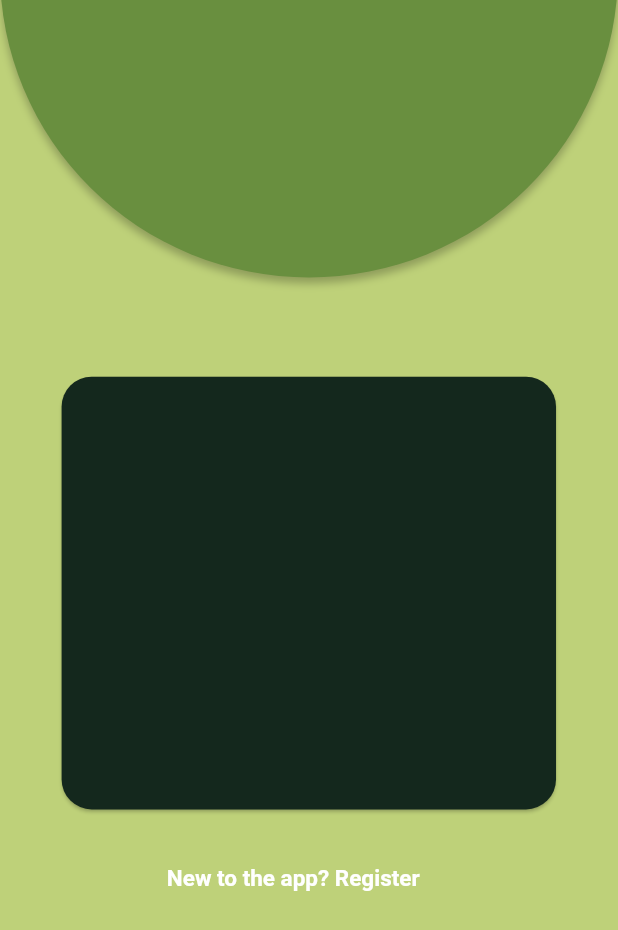
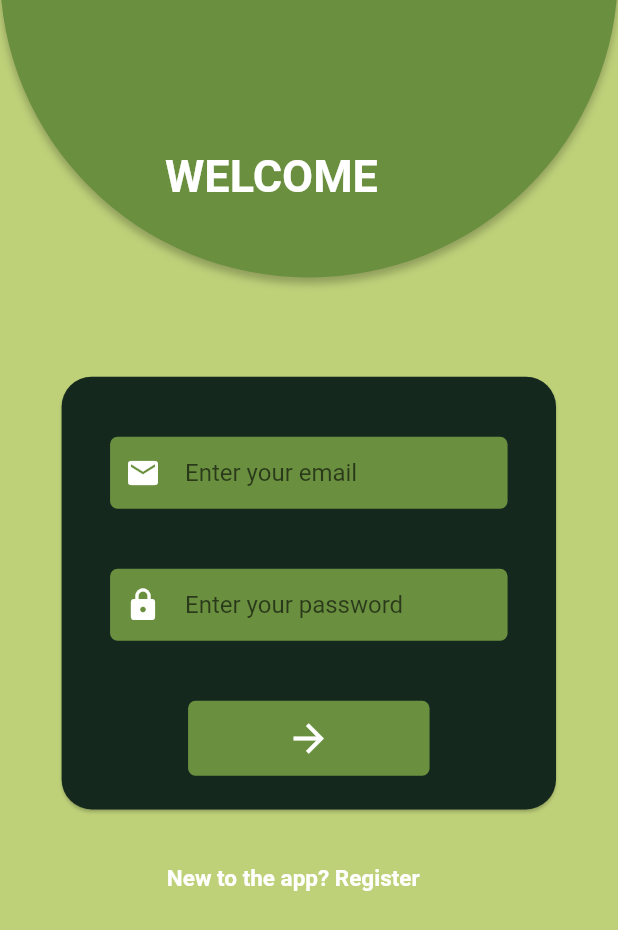
Before and after one commit to juanfranciscocis/Album_Checker, a Flutter app: the screen it shows after launch, on a phone screen of 412 x 824 dp. Shown: the top 930 px of the screen. Run offline on Flutter 3.47's test engine with Material 2 defaults, Android fonts, the phone set to English and light mode, and no system bars.

Commit message:
LOGIN SCREEN FINISHED DESIGN

```diff
--- a/lib/screens/login_screen.dart
+++ b/lib/screens/login_screen.dart
@@ -13,10 +13,21 @@ class LoginScreen extends StatelessWidget{
         children: [
           topCircle(size),
 
+          Positioned(child: Text('WELCOME', style: TextStyle(fontSize: 30, fontWeight: FontWeight.bold, color: Colors.white),), top: 100, left: 110,),
+
+
           _MainCardWidget(),
 
 
-          Positioned(
+          newToAppText(size, context)
+
+        ],
+      )
+    );
+  }
+
+  Positioned newToAppText(Size size, BuildContext context) {
+    return Positioned(
             bottom: 0,
             left: size.width *0.27,
 
@@ -35,11 +46,7 @@ class LoginScreen extends StatelessWidget{
                 fontSize: 15,
         ),),
               ),
-              ))
-
-        ],
-      )
-    );
+            ));
   }
 
   Positioned topCircle(Size size) {
@@ -56,7 +63,7 @@ class LoginScreen extends StatelessWidget{
                 )],
                 color : Color.fromRGBO(105, 143, 63, 1),
                 borderRadius : BorderRadius.all(Radius.elliptical(414, 410)),
-              )
+              ),
           ),
         );
   }
@@ -81,8 +88,122 @@ class _MainCardWidget extends StatelessWidget {
         child: Container(
           width: size.width * 0.8,
           height: size.height * 0.35,
+          child: Column(
+            children: [
+              const SizedBox(
+                height: 40,
+              ),
+            _Email(),
+              const SizedBox(
+                height: 40,
+              ),
+            _Password(),
+
+              const SizedBox(
+                height: 40,
+              ),
+
+              MaterialButton(
+                child: Container(
+                    width: 161,
+                    height: 50,
+                    decoration: BoxDecoration(
+                      borderRadius : BorderRadius.only(
+                        topLeft: Radius.circular(5),
+                        topRight: Radius.circular(5),
+                        bottomLeft: Radius.circular(5),
+                        bottomRight: Radius.circular(5),
+                      ),
+                      color : Color.fromRGBO(105, 143, 63, 1),
+                    ),
+                  child: Icon(Icons.arrow_forward, color: Colors.white, size: 30,),
+                ),
+                  onPressed: (){
+                    print('Login');
+                }
+              )
+
+
+
+
+
+
+
+
+            ]
+          )
+        )
+      ),
+    );
+  }
+}
+
+class _Email extends StatelessWidget {
+  const _Email({
+    Key? key,
+  }) : super(key: key);
+
+  @override
+  Widget build(BuildContext context) {
+    return Container(
+      width: 265,
+      height: 48,
+      decoration: BoxDecoration(
+        borderRadius : BorderRadius.only(
+          topLeft: Radius.circular(5),
+          topRight: Radius.circular(5),
+          bottomLeft: Radius.circular(5),
+          bottomRight: Radius.circular(5),
+        ),
+        color : Color.fromRGBO(105, 143, 63, 1),
+      ),
+      child: Padding(
+        padding: const EdgeInsets.only(right: 10, left: 10),
+        child: const TextField(
+          style: TextStyle(color: Colors.white),
+          decoration: InputDecoration(
+            border: InputBorder.none,
+            hintText: 'Enter your email',
+            icon : Icon(Icons.email, color: Colors.white,),
+          ),
+          //TODO: ADD CONTROLLER
         ),
       ),
     );
   }
 }
+
+class _Password extends StatelessWidget {
+  const _Password({
+    Key? key,
+  }) : super(key: key);
+
+  @override
+  Widget build(BuildContext context) {
+    return Container(
+      width: 265,
+      height: 48,
+      decoration: BoxDecoration(
+        borderRadius : BorderRadius.only(
+          topLeft: Radius.circular(5),
+          topRight: Radius.circular(5),
+          bottomLeft: Radius.circular(5),
+          bottomRight: Radius.circular(5),
+        ),
+        color : Color.fromRGBO(105, 143, 63, 1),
+      ),
+      child: Padding(
+        padding: const EdgeInsets.only(right: 10, left: 10),
+        child: const TextField(
+          style: TextStyle(color: Colors.white),
+          decoration: InputDecoration(
+            border: InputBorder.none,
+            hintText: 'Enter your password',
+            icon : Icon(Icons.lock, color: Colors.white,),
+          ),
+          //TODO: ADD CONTROLLER
+        ),
+      ),
+    );
+  }
+}
```
Lines whose indentation alone changed are shown as unchanged.
